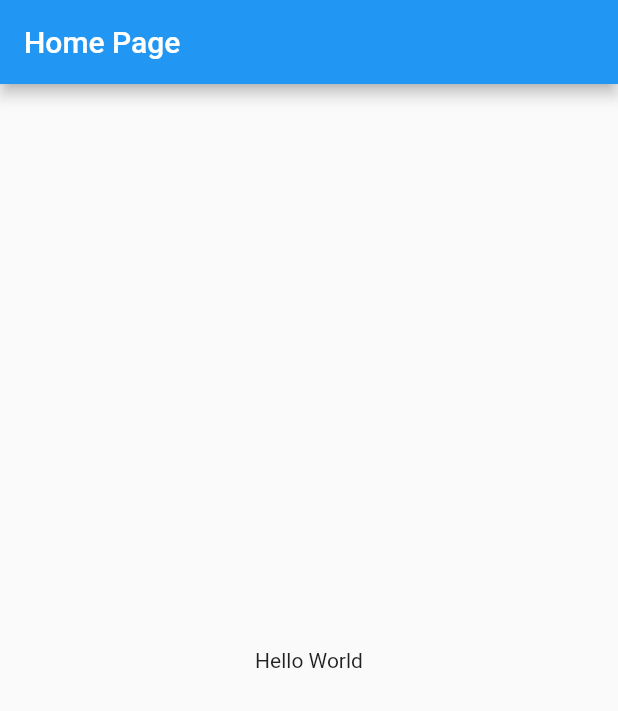
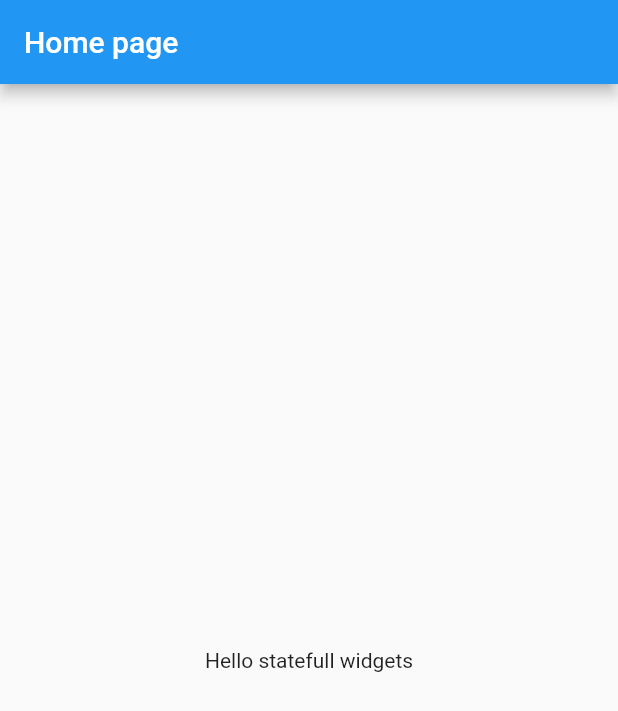
Before and after one commit to Harin-Kaklotar/flutter_app, a Flutter app: the screen it shows after launch, on a phone screen of 412 x 824 dp. Shown: the top 711 px of the screen. Run offline on Flutter 3.47's test engine with Material 2 defaults, Android fonts, the phone set to English and light mode, and no system bars.

Commit message:
one simple statefull widget

```diff
--- a/lib/main.dart
+++ b/lib/main.dart
@@ -9,14 +9,24 @@ class MyApp extends StatelessWidget {
   Widget build(BuildContext context) {
     return new MaterialApp(
       title: "My app",
-      home: new Scaffold(
-        appBar: new AppBar(
-          title: new Text("Home Page"),
-        ),
-        body: new Center(
-          child: new Text("Hello World"),
-        ),
-      ),
+      home: new HomePage(),
     );
   }
 }
+
+class HomePage extends StatefulWidget {
+  @override
+  _HomePageState createState() => _HomePageState();
+}
+
+class _HomePageState extends State<HomePage> {
+  @override
+  Widget build(BuildContext context) {
+    return new Scaffold(
+      appBar: new AppBar(
+        title: new Text("Home page"),
+      ),
+      body: new Center(child: new Text("Hello statefull widgets"),),
+    );
+  }
+}
```
